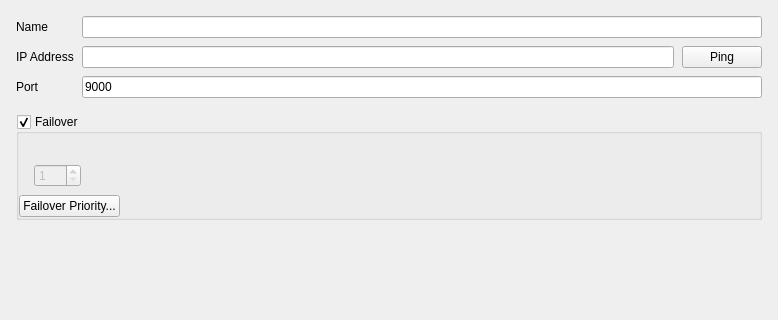
Qt form client/libclient/src/ui/widgets/properties/server_settings_widget.ui (networkoptix/nx_open) before a commit; both pictures show x 0 to 778 and y 0 to 320 of the 778 by 593 pixel window.
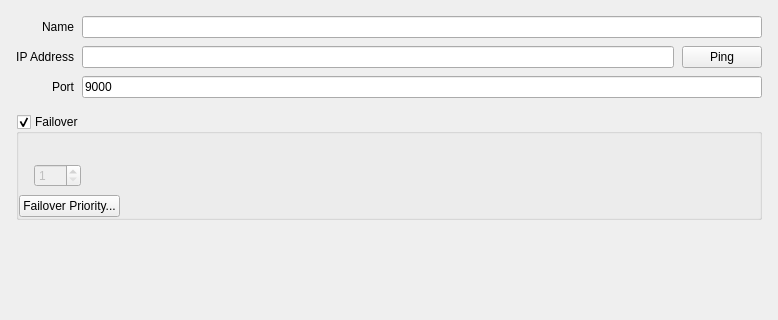
The same form after that commit.

What changed in the file:
```diff
--- a/client/libclient/src/ui/widgets/properties/server_settings_widget.ui
+++ b/client/libclient/src/ui/widgets/properties/server_settings_widget.ui
@@ -28,6 +28,9 @@
    </property>
    <item>
     <layout class="QFormLayout" name="formLayout">
+     <property name="labelAlignment">
+      <set>Qt::AlignRight|Qt::AlignTrailing|Qt::AlignVCenter</set>
+     </property>
      <property name="horizontalSpacing">
       <number>8</number>
      </property>
@@ -39,6 +42,9 @@
        <property name="text">
         <string>Name</string>
        </property>
+       <property name="alignment">
+        <set>Qt::AlignRight|Qt::AlignTrailing|Qt::AlignVCenter</set>
+       </property>
       </widget>
      </item>
      <item row="0" column="1">
@@ -50,7 +56,7 @@
         <string>IP Address</string>
        </property>
        <property name="alignment">
-        <set>Qt::AlignLeading|Qt::AlignLeft|Qt::AlignVCenter</set>
+        <set>Qt::AlignRight|Qt::AlignTrailing|Qt::AlignVCenter</set>
        </property>
       </widget>
      </item>
@@ -87,7 +93,7 @@
         <string>Port</string>
        </property>
        <property name="alignment">
-        <set>Qt::AlignLeading|Qt::AlignLeft|Qt::AlignVCenter</set>
+        <set>Qt::AlignRight|Qt::AlignTrailing|Qt::AlignVCenter</set>
        </property>
       </widget>
      </item>
```
